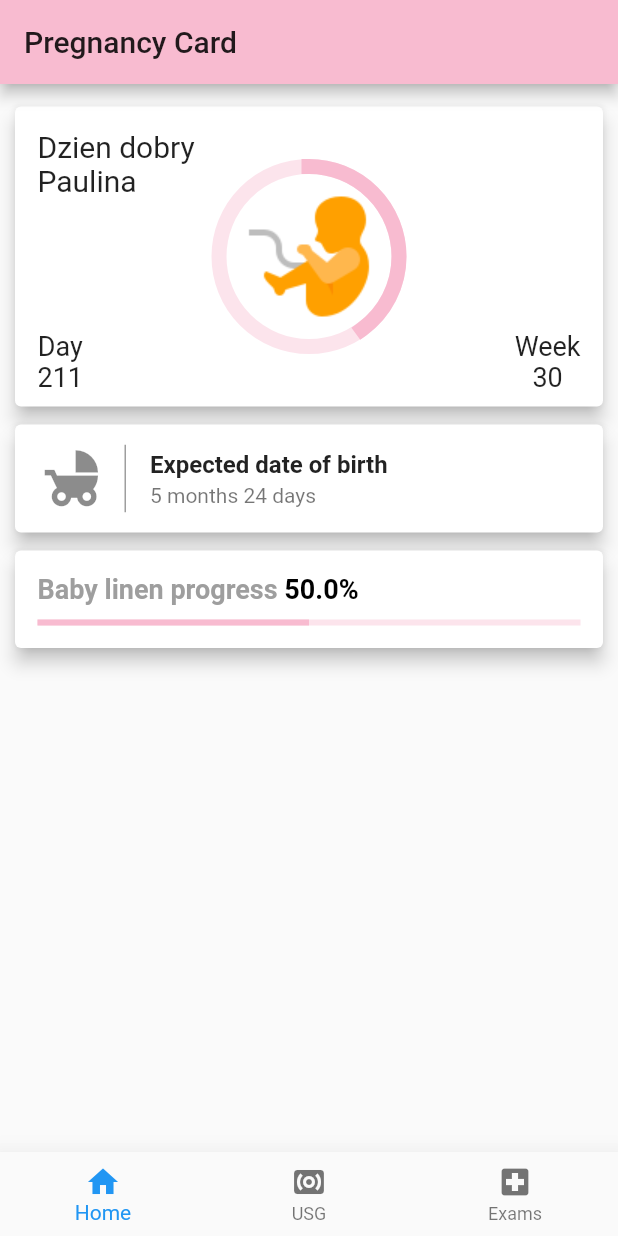
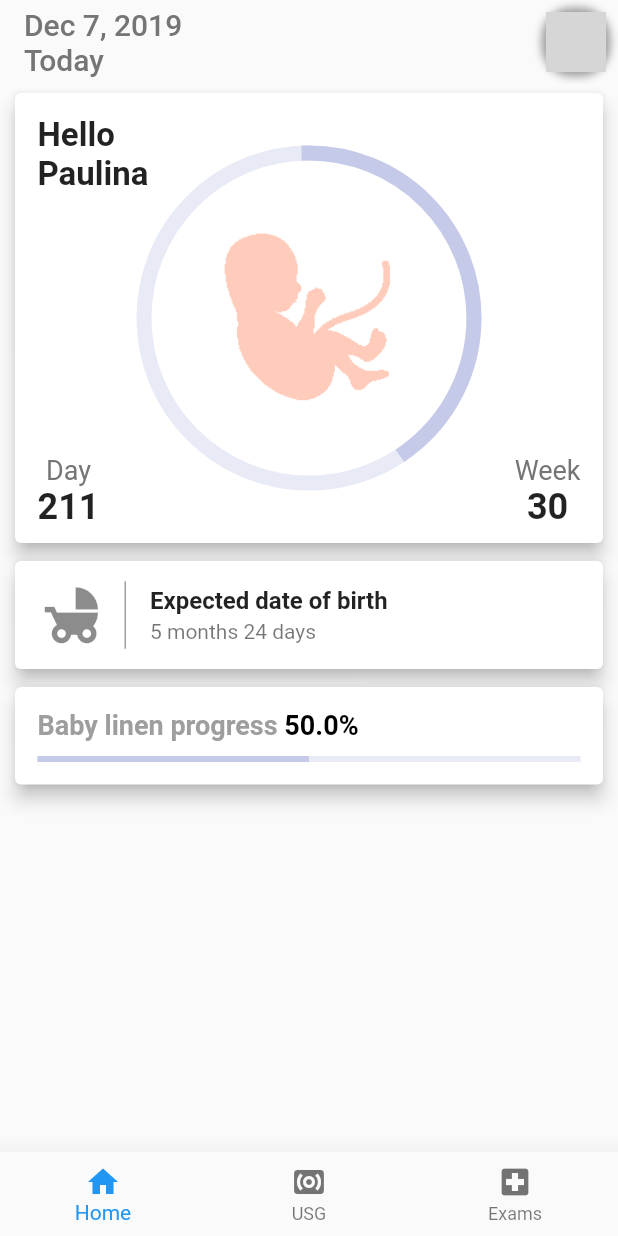
Before and after one commit to ReccaFlames/pregnancy_card, a Flutter app: the screen it shows after launch, on a phone screen of 412 x 824 dp. Run offline on Flutter 3.47's test engine with Material 2 defaults, Android fonts, the phone set to English and light mode, and no system bars; network calls fail; project files that could hold a hidden picture were left out; grey boxes are pictures that could not be loaded.

Commit message:
Changed Theme colors, modified AppBar, added datetime lib

```diff
--- a/lib/home_page.dart
+++ b/lib/home_page.dart
@@ -12,7 +12,9 @@ class HomePageViewState extends State<HomePageView> {
     return CustomPaint(
       child: Center(
         child: Image(
-          image: AssetImage('images/fetus96.png'),
+          image: AssetImage('images/embryo200.png'),
+          height: 150,
+          width: 150,
         ),
       ),
       foregroundPainter: ProgressPainter(
@@ -23,14 +25,17 @@ class HomePageViewState extends State<HomePageView> {
     );
   }
 
+  String _user = "Paulina";
+
   cardHeader() {
     return Container(
       child: Row(
         children: <Widget>[
           Text(
-            'Dzien dobry \nPaulina',
+            'Hello \n$_user',
             style: TextStyle(
-              fontSize: 20.0,
+              fontSize: 22.0,
+              fontWeight: FontWeight.bold,
             ),
           ),
         ],
@@ -40,8 +45,8 @@ class HomePageViewState extends State<HomePageView> {
 
   cardContent() {
     return Container(
-      height: 200.0,
-      width: 200.0,
+      height: 300.0,
+      width: 300.0,
       padding: EdgeInsets.all(20.0),
       margin: EdgeInsets.all(5.0),
       child: myCustomPaint(),
@@ -50,7 +55,7 @@ class HomePageViewState extends State<HomePageView> {
 
   cardFooter() {
     return Container(
-      height: 36,
+      height: 44,
       child: Row(
         children: <Widget>[
           Expanded(
@@ -64,12 +69,14 @@ class HomePageViewState extends State<HomePageView> {
                       'Day',
                       style: TextStyle(
                         fontSize: 18.0,
+                        color: Colors.grey[600]
                       ),
                     ),
                     Text(
                       '211',
                       style: TextStyle(
-                        fontSize: 18.0,
+                        fontSize: 24.0,
+                        fontWeight: FontWeight.bold,
                       ),
                     ),
                   ],
@@ -88,12 +95,14 @@ class HomePageViewState extends State<HomePageView> {
                       'Week',
                       style: TextStyle(
                         fontSize: 18.0,
+                        color: Colors.grey[600],
                       ),
                     ),
                     Text(
                       '30',
                       style: TextStyle(
-                        fontSize: 18.0,
+                        fontSize: 24.0,
+                        fontWeight: FontWeight.bold,
                       ),
                     ),
                   ],
@@ -109,9 +118,9 @@ class HomePageViewState extends State<HomePageView> {
   myCustomCard() {
     return Card(
       elevation: 5.0,
-      margin: new EdgeInsets.fromLTRB(10.0, 15.0, 10.0, 6.0),
+      margin: new EdgeInsets.fromLTRB(10.0, 6.0, 10.0, 6.0),
       child: Container(
-        height: 200.0,
+        height: 300.0,
         padding: EdgeInsets.all(15.0),
         child: Stack(
           children: <Widget>[
@@ -199,7 +208,7 @@ class HomePageViewState extends State<HomePageView> {
 
   @override
   Widget build(BuildContext context) {
-    return Column(
+    return ListView(
       children: <Widget>[
         myCustomCard(),
         makeCard,
--- a/lib/home_widget.dart
+++ b/lib/home_widget.dart
@@ -1,4 +1,5 @@
 import 'package:flutter/material.dart';
+import 'package:intl/intl.dart';
 import 'placeholder_widget.dart';
 import 'custom_progress_bar.dart';
 import 'home_page.dart';
@@ -25,12 +26,42 @@ class _HomeState extends State<Home> {
     super.initState();
   }
 
+  final f = new DateFormat.yMMMd().format(new DateTime.now());
+
+  createAvatar() {
+    return new Container(
+      width: 40.0,
+      height: 40.0,
+      decoration: new BoxDecoration(
+        image: new DecorationImage(
+          image: new NetworkImage('https://i2.wp.com/polskaplyta-polskamuzyka.pl/wp-content/uploads/2019/09/SANAH.jpg?resize=960%2C960'),
+          fit: BoxFit.cover,
+        ),
+        borderRadius: new BorderRadius.all(new Radius.circular(20.0)),
+        boxShadow: [
+          BoxShadow(
+            color: Colors.grey[500],
+            blurRadius: 4.0, // has the effect of softening the shadow
+            spreadRadius: 3.0, // has the effect of extending the shadow
+          )
+        ],
+      ),
+    );
+  }
 
   @override
   Widget build(BuildContext context) {
     return Scaffold(
       appBar: AppBar(
-        title: Text('Pregnancy Card'),
+        title: Text('$f \nToday', style: TextStyle(color: Colors.grey[600]),),
+        backgroundColor: Colors.transparent,
+        elevation: 0,
+        actions: <Widget>[
+          Padding(
+            padding: const EdgeInsets.all(8.0),
+            child: createAvatar(),
+          ),
+        ],
       ),
       body: IndexedStack(
         index:_currentIndex,
--- a/lib/main.dart
+++ b/lib/main.dart
@@ -9,9 +9,9 @@ class MyApp extends StatelessWidget {
     return MaterialApp(
       title: 'Pregnancy Card',
       theme: ThemeData(
-        primaryColor: Colors.pink[100],
-        primaryColorLight: Colors.pink[50],
-        primaryColorDark: Colors.pink[200],
+        primaryColor: Colors.indigo[100],
+        primaryColorLight: Colors.indigo[50],
+        primaryColorDark: Colors.indigo[200],
       ),
       home: Home(),
     );
--- a/pubspec.yaml
+++ b/pubspec.yaml
@@ -10,6 +10,7 @@ dependencies:
   flutter:
     sdk: flutter
   flutter_svg: ^0.15.0
+  intl: ^0.16.0
 
   cupertino_icons: ^0.1.2
 
@@ -21,5 +22,7 @@ flutter:
   uses-material-design: true
   assets:
     - images/fetus96.png
-    - images/fetus96.svg
+    - images/fetus96_light.png
+    - images/fetus120_light.png
+    - images/embryo200.png
     - images/diamond.png
```
Also changed, not shown: images/embryo200.png (added), images/fetus120_light.png (added), images/fetus96_light.png (added), pubspec.lock.
